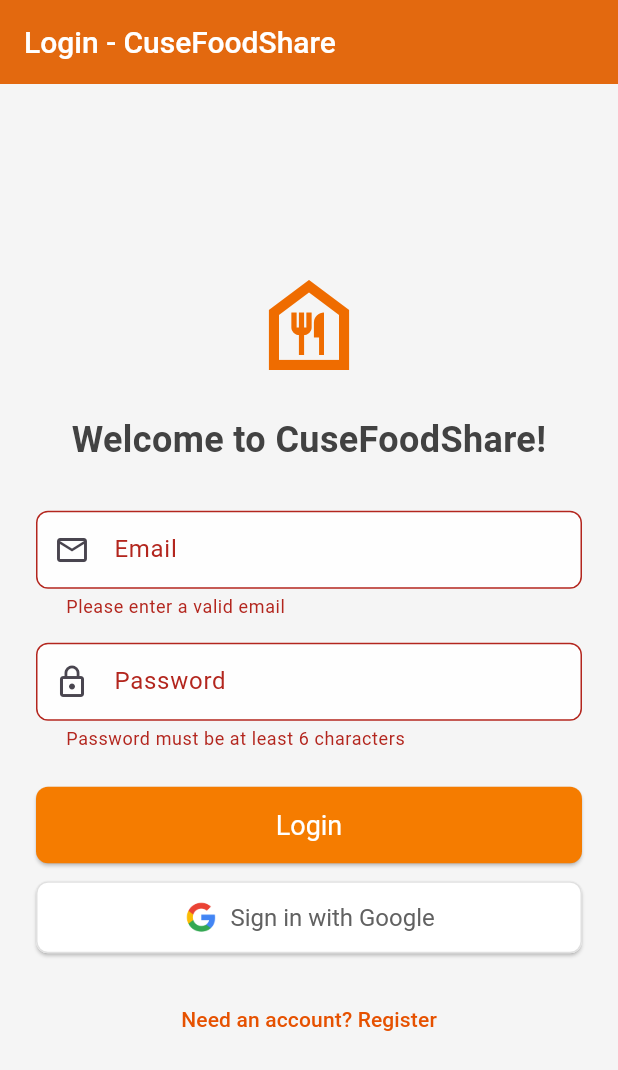
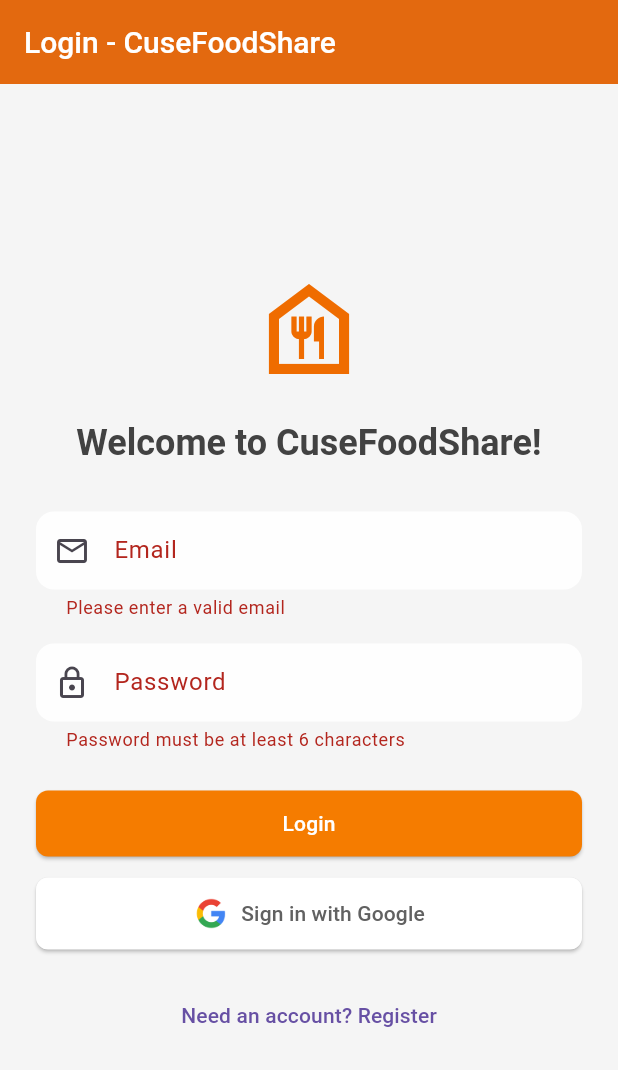
Before and after one commit to hkatakam2/CuseShares, a Flutter app: the screen it shows after launch, after a tap on "Login", on a phone screen of 412 x 824 dp. Shown: the top 1070 px of the screen. Run offline on Flutter 3.47's test engine with Material 3 defaults, Android fonts, the phone set to English and light mode, and no system bars; our stand-ins replace cloud_firestore, firebase_auth, firebase_core, firebase_messaging, firebase_storage, flutter_local_notifications and 5 more; missing offline and left inert: firebase_app_check; accounts and stored records are empty.

```diff
--- a/lib/main.dart
+++ b/lib/main.dart
@@ -1,4 +1,3 @@
-
 import 'dart:io'; // For Platform check
 import 'package:firebase_core/firebase_core.dart';
 import 'package:firebase_app_check/firebase_app_check.dart'; // Import App Check
--- a/lib/views/auth/login_screen.dart
+++ b/lib/views/auth/login_screen.dart
@@ -1,4 +1,6 @@
+import 'dart:io'; // For Platform check
 import 'package:flutter/material.dart';
+import 'package:flutter/cupertino.dart';
 import 'package:provider/provider.dart';
 import 'package:cuse_food_share_app/viewmodels/auth_viewmodel.dart';
 
@@ -25,55 +27,39 @@
   @override
   Widget build(BuildContext context) {
     final authViewModel = Provider.of<AuthViewModel>(context);
+    final bool isAuthenticating = authViewModel.status == AuthStatus.authenticating;
 
-    return Scaffold(
-      appBar: AppBar(
-        title: Text(_isLogin ? 'Login - CuseFoodShare' : 'Register - CuseFoodShare'),
-        backgroundColor: Colors.orange[800],
-      ),
-      body: Center(
-        child: SingleChildScrollView(
-          padding: const EdgeInsets.all(24.0),
-          child: Form(
-            key: _formKey,
-            child: Column(
-              mainAxisAlignment: MainAxisAlignment.center,
-              crossAxisAlignment: CrossAxisAlignment.stretch,
-              children: <Widget>[
-                // Logo Placeholder (Optional)
-                 Icon(Icons.food_bank_outlined, size: 80, color: Colors.orange[800]),
-                 SizedBox(height: 20),
-                 Text(
+    final Widget logo = Icon(
+        Platform.isIOS ? CupertinoIcons.shopping_cart : Icons.food_bank_outlined,
+        size: 80,
+        color: Theme.of(context).primaryColor
+    );
+
+    final Widget title = Text(
       'Welcome to CuseFoodShare!',
       textAlign: TextAlign.center,
-                    style: TextStyle(fontSize: 24, fontWeight: FontWeight.bold, color: Colors.grey[800]),
-                 ),
-                 SizedBox(height: 30),
+      style: Platform.isIOS
+          ? CupertinoTheme.of(context).textTheme.navLargeTitleTextStyle.copyWith(color: Theme.of(context).textTheme.bodyLarge?.color)
+          : Theme.of(context).textTheme.headlineSmall?.copyWith(fontWeight: FontWeight.bold),
+    );
 
-                // Display Name Field (Only for Registration)
-                if (!_isLogin)
-                  TextFormField(
-                    controller: _displayNameController,
-                    decoration: InputDecoration(
-                      labelText: 'Display Name',
-                      border: OutlineInputBorder(borderRadius: BorderRadius.circular(8.0)),
-                      prefixIcon: Icon(Icons.person_outline),
-                    ),
+    final Widget emailField = Platform.isIOS
+      ? CupertinoTextFormFieldRow(
+          controller: _emailController,
+          prefix: Icon(CupertinoIcons.mail, color: CupertinoTheme.of(context).primaryColor),
+          placeholder: 'Email',
+          keyboardType: TextInputType.emailAddress,
           validator: (value) {
-                      if (value == null || value.isEmpty) {
-                        return 'Please enter your display name';
+            if (value == null || value.isEmpty || !value.contains('@')) {
+              return 'Please enter a valid email';
             }
             return null;
           },
-                  ),
-                if (!_isLogin) SizedBox(height: 16),
-
-                // Email Field
-                TextFormField(
+        )
+      : TextFormField(
           controller: _emailController,
           decoration: InputDecoration(
             labelText: 'Email',
-                    border: OutlineInputBorder(borderRadius: BorderRadius.circular(8.0)),
             prefixIcon: Icon(Icons.email_outlined),
           ),
           keyboardType: TextInputType.emailAddress,
@@ -83,15 +69,25 @@
             }
             return null;
           },
-                ),
-                SizedBox(height: 16),
+        );
 
-                // Password Field
-                TextFormField(
+     final Widget passwordField = Platform.isIOS
+      ? CupertinoTextFormFieldRow(
+          controller: _passwordController,
+          prefix: Icon(CupertinoIcons.lock, color: CupertinoTheme.of(context).primaryColor),
+          placeholder: 'Password',
+          obscureText: true,
+          validator: (value) {
+            if (value == null || value.isEmpty || value.length < 6) {
+              return 'Password must be at least 6 characters';
+            }
+            return null;
+          },
+        )
+      : TextFormField(
           controller: _passwordController,
           decoration: InputDecoration(
             labelText: 'Password',
-                    border: OutlineInputBorder(borderRadius: BorderRadius.circular(8.0)),
             prefixIcon: Icon(Icons.lock_outline),
           ),
           obscureText: true,
@@ -101,38 +97,172 @@
             }
             return null;
           },
+        );
+
+      final Widget displayNameField = Platform.isIOS
+        ? CupertinoTextFormFieldRow(
+            controller: _displayNameController,
+            prefix: Icon(CupertinoIcons.person, color: CupertinoTheme.of(context).primaryColor),
+            placeholder: 'Display Name',
+            validator: (value) {
+              if (value == null || value.isEmpty) {
+                return 'Please enter your display name';
+              }
+              return null;
+            },
+          )
+        : TextFormField(
+            controller: _displayNameController,
+            decoration: InputDecoration(
+              labelText: 'Display Name',
+              prefixIcon: Icon(Icons.person_outline),
             ),
-                SizedBox(height: 24),
+            validator: (value) {
+              if (value == null || value.isEmpty) {
+                return 'Please enter your display name';
+              }
+              return null;
+            },
+          );
 
-                // Loading Indicator / Error Message
-                if (authViewModel.status == AuthStatus.authenticating)
-                  Center(child: CircularProgressIndicator())
-                else if (authViewModel.errorMessage != null)
-                    Padding(
-                      padding: const EdgeInsets.only(bottom: 10.0),
+      final Widget submitButton = Platform.isIOS
+        ? CupertinoButton.filled(
+            child: isAuthenticating ? CupertinoActivityIndicator(color: Colors.white) : Text(_isLogin ? 'Login' : 'Register'),
+            onPressed: isAuthenticating ? null : _submitForm,
+          )
+        : ElevatedButton(
+            child: isAuthenticating ? SizedBox(height: 20, width: 20, child: CircularProgressIndicator(color: Colors.white, strokeWidth: 2)) : Text(_isLogin ? 'Login' : 'Register'),
+            onPressed: isAuthenticating ? null : _submitForm,
+            // style: ElevatedButton.styleFrom(...), // From theme
+          );
+
+      final Widget googleButton = Platform.isIOS
+        ? CupertinoButton(
+            color: Colors.white, // Match Material style
+            child: Row(
+              mainAxisSize: MainAxisSize.min,
+              children: [
+                Image.asset('assets/images/google_logo.png', height: 20.0),
+                SizedBox(width: 10),
+                Text('Sign in with Google', style: TextStyle(color: Colors.black87)),
+              ],
+            ),
+            onPressed: isAuthenticating ? null : () => authViewModel.signInWithGoogle(),
+          )
+        : ElevatedButton.icon(
+            icon: Image.asset('assets/images/google_logo.png', height: 24.0),
+            label: Text('Sign in with Google'),
+            style: ElevatedButton.styleFrom(
+              backgroundColor: Colors.white,
+              foregroundColor: Colors.grey[700],
+              // padding: EdgeInsets.symmetric(vertical: 12), // From theme
+              // shape: RoundedRectangleBorder(...) // From theme
+            ),
+            onPressed: isAuthenticating ? null : () => authViewModel.signInWithGoogle(),
+          );
+
+      final Widget toggleButton = Platform.isIOS
+        ? CupertinoButton(
+            child: Text(_isLogin ? 'Need an account? Register' : 'Have an account? Login'),
+            onPressed: isAuthenticating ? null : () => setState(() => _isLogin = !_isLogin),
+          )
+        : TextButton(
+            child: Text(_isLogin ? 'Need an account? Register' : 'Have an account? Login'),
+            onPressed: isAuthenticating ? null : () => setState(() => _isLogin = !_isLogin),
+          );
+
+      final Widget loadingIndicator = Center(child: Platform.isIOS ? CupertinoActivityIndicator(radius: 15) : CircularProgressIndicator());
+
+      final Widget errorMessage = authViewModel.errorMessage != null
+        ? Padding(
+            padding: const EdgeInsets.only(bottom: 10.0, top: 10.0),
             child: Text(
               authViewModel.errorMessage!,
-                        style: TextStyle(color: Colors.red, fontSize: 14),
+              style: TextStyle(color: Platform.isIOS ? CupertinoColors.systemRed : Colors.red, fontSize: 14),
               textAlign: TextAlign.center,
             ),
-                    ),
+          )
+        : SizedBox.shrink(); // Empty space if no error
 
 
-                // Submit Button (Login/Register)
-                ElevatedButton(
-                  style: ElevatedButton.styleFrom(
-                    backgroundColor: Colors.orange[700],
-                    padding: EdgeInsets.symmetric(vertical: 15),
-                    shape: RoundedRectangleBorder(
-                        borderRadius: BorderRadius.circular(8.0)
+    // --- Build Method ---
+    final Widget formContent = Form(
+        key: _formKey,
+        // Use CupertinoFormSection for iOS grouping if desired, or simple Column
+        child: Column(
+          mainAxisAlignment: MainAxisAlignment.center,
+          crossAxisAlignment: CrossAxisAlignment.stretch,
+          children: <Widget>[
+            logo,
+            SizedBox(height: 20),
+            title,
+            SizedBox(height: 30),
+            if (!_isLogin) displayNameField,
+            if (!_isLogin && !Platform.isIOS) SizedBox(height: 16),
+             if (!_isLogin && Platform.isIOS) SizedBox(height: 8),
+            emailField,
+            if (!Platform.isIOS) SizedBox(height: 16),
+             if (Platform.isIOS) SizedBox(height: 8),
+            passwordField,
+            SizedBox(height: 24),
+            if (authViewModel.status == AuthStatus.authenticating) loadingIndicator,
+            errorMessage, // Show error message here
+            submitButton,
+            SizedBox(height: 12),
+            googleButton,
+            SizedBox(height: 20),
+            toggleButton,
+          ],
         ),
-                    textStyle: TextStyle(fontSize: 18)
+      );
+
+
+     final PreferredSizeWidget appBar = Platform.isIOS
+        ? CupertinoNavigationBar(
+            middle: Text(_isLogin ? 'Login' : 'Register'),
+          )
+        : AppBar(
+            title: Text(_isLogin ? 'Login - CuseFoodShare' : 'Register - CuseFoodShare'),
+          );
+
+     return Platform.isIOS
+        ? CupertinoPageScaffold(
+            navigationBar: appBar as ObstructingPreferredSizeWidget,
+            child: SafeArea( // Ensure content is below navigation bar
+              child: Center(
+                child: SingleChildScrollView(
+                  padding: const EdgeInsets.symmetric(horizontal: 24.0, vertical: 16.0),
+                  child: formContent,
                 ),
-                  child: Text(_isLogin ? 'Login' : 'Register', style: TextStyle(color: Colors.white)),
-                  onPressed: authViewModel.status == AuthStatus.authenticating
-                      ? null // Disable button while loading
-                      : () async {
-                          if (_formKey.currentState!.validate()) {
+              ),
+            ),
+          )
+        : Scaffold(
+            appBar: appBar,
+            body: Center(
+              child: SingleChildScrollView(
+                padding: const EdgeInsets.all(24.0),
+                child: formContent,
+              ),
+            ),
+          );
+  }
+
+  // Helper function for form submission logic
+  void _submitForm() async {
+      final authViewModel = Provider.of<AuthViewModel>(context, listen: false);
+      // Basic validation check even for Cupertino
+      bool isValid = true;
+      if (_emailController.text.isEmpty || !_emailController.text.contains('@')) isValid = false;
+      if (_passwordController.text.isEmpty || _passwordController.text.length < 6) isValid = false;
+      if (!_isLogin && _displayNameController.text.isEmpty) isValid = false;
+
+      // Use Form validation for Material
+      if (Platform.isAndroid) {
+          isValid = _formKey.currentState?.validate() ?? false; // Check if form state exists
+      }
+
+      if (isValid) {
         bool success;
         if (_isLogin) {
           success = await authViewModel.signInWithEmail(
@@ -146,62 +276,88 @@
             _displayNameController.text.trim(),
           );
         }
-                            // No need to check success here, the AuthWrapper will navigate
-                            // if (success) {
-                            //   // Navigation handled by AuthWrapper stream
-                            // } else {
-                            //   // Error message is shown via the view model listener
-                            // }
-                          }
-                        },
-                ),
-                SizedBox(height: 12),
-
-                // Google Sign-In Button
-                ElevatedButton.icon(
-                   icon: Image.asset('assets/images/google_logo.png', height: 24.0), // Make sure you have a google logo asset
-                   label: Text('Sign in with Google', style: TextStyle(color: Colors.grey[700])),
-                   style: ElevatedButton.styleFrom(
-                     backgroundColor: Colors.white,
-                     foregroundColor: Colors.black, // Text color
-                     padding: EdgeInsets.symmetric(vertical: 12),
-                     shape: RoundedRectangleBorder(
-                         borderRadius: BorderRadius.circular(8.0),
-                         side: BorderSide(color: Colors.grey[300]!)
-                     ),
-                     textStyle: TextStyle(fontSize: 16)
-                   ),
-                  onPressed: authViewModel.status == AuthStatus.authenticating
-                      ? null
-                      : () {
-                          authViewModel.signInWithGoogle();
-                        },
-                ),
-                SizedBox(height: 20),
-
-                // Toggle Button (Login/Register)
-                TextButton(
-                  child: Text(
-                    _isLogin
-                        ? 'Need an account? Register'
-                        : 'Have an account? Login',
-                    style: TextStyle(color: Colors.orange[900]),
-                  ),
-                  onPressed: authViewModel.status == AuthStatus.authenticating
-                      ? null
-                      : () {
-                          setState(() {
-                            _isLogin = !_isLogin;
-                            // Clear errors when switching modes
-                            // authViewModel.clearError(); // Add a clearError method if needed
-                          });
-                        },
-                ),
-              ],
-            ),
-          ),
-        ),
-      ),
+        // Navigation handled by AuthWrapper
+      } else if (Platform.isIOS) {
+          // Show simple alert for validation error on iOS if needed
+          showCupertinoDialog(
+             context: context,
+             builder: (ctx) => CupertinoAlertDialog(
+                title: Text('Invalid Input'),
+                content: Text('Please check your entries and try again.'),
+                actions: [CupertinoDialogAction(isDefaultAction: true, child: Text('OK'), onPressed: () => Navigator.pop(ctx))],
+             )
           );
       }
   }
+}
+
+// Helper class for CupertinoTextFormFieldRow (if not using flutter_platform_widgets)
+class CupertinoTextFormFieldRow extends StatefulWidget {
+  final TextEditingController? controller;
+  final String? placeholder;
+  final Widget? prefix;
+  final TextInputType? keyboardType;
+  final bool obscureText;
+  final FormFieldValidator<String>? validator;
+
+  const CupertinoTextFormFieldRow({
+    Key? key,
+    this.controller,
+    this.placeholder,
+    this.prefix,
+    this.keyboardType,
+    this.obscureText = false,
+    this.validator,
+  }) : super(key: key);
+
+  @override
+  _CupertinoTextFormFieldRowState createState() => _CupertinoTextFormFieldRowState();
+}
+
+class _CupertinoTextFormFieldRowState extends State<CupertinoTextFormFieldRow> {
+  String? errorText;
+
+  // Method to be called by parent Form or equivalent to trigger validation display
+  bool validate() {
+    if (widget.validator != null) {
+      final String? currentError = widget.validator!(widget.controller?.text ?? '');
+      if (errorText != currentError) {
+         setState(() {
+           errorText = currentError;
+         });
+      }
+      return errorText == null;
+    }
+    return true;
+  }
+
+  @override
+  Widget build(BuildContext context) {
+    return Column(
+      crossAxisAlignment: CrossAxisAlignment.start,
+      children: [
+        CupertinoTextField(
+          controller: widget.controller,
+          placeholder: widget.placeholder,
+          prefix: widget.prefix,
+          keyboardType: widget.keyboardType,
+          obscureText: widget.obscureText,
+          padding: const EdgeInsets.symmetric(vertical: 12.0, horizontal: 16.0),
+          decoration: BoxDecoration(
+            border: Border.all(color: errorText != null ? CupertinoColors.systemRed : CupertinoColors.systemGrey4),
+            borderRadius: BorderRadius.circular(8.0),
+          ),
+          // onChanged: (_) => validate(), // Optionally validate on change
+        ),
+        if (errorText != null)
+          Padding(
+            padding: const EdgeInsets.only(top: 4.0, left: 16.0),
+            child: Text(
+              errorText!,
+              style: TextStyle(color: CupertinoColors.systemRed, fontSize: 12),
+            ),
+          ),
+      ],
+    );
+  }
+}
```
Also changed, not shown: lib/models/app_user.dart (+20 -0 lines), pubspec.yaml (+5 -4 lines), lib/models/chat_message.dart (line endings or trailing spaces), lib/models/food_post.dart (line endings or trailing spaces), lib/services/firestore_service.dart (line endings or trailing spaces), lib/services/location_service.dart (line endings or trailing spaces), lib/viewmodels/create_post_viewmodel.dart (line endings or trailing spaces), lib/viewmodels/post_details_viewmodel.dart (line endings or trailing spaces), lib/views/home/home_screen.dart (line endings or trailing spaces), lib/views/home/widgets/post_list_item.dart (line endings or trailing spaces), lib/views/post/map_picker_screen.dart (line endings or trailing spaces), lib/views/post/post_details_screen.dart (line endings or trailing spaces), lib/views/profile/profile_screen.dart (line endings or trailing spaces), pubspec.lock, 1 other file. Lines whose indentation alone changed are shown as unchanged.
